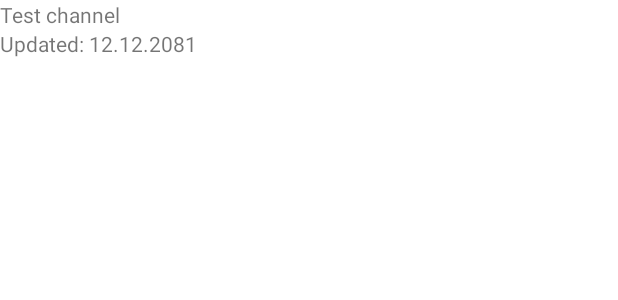
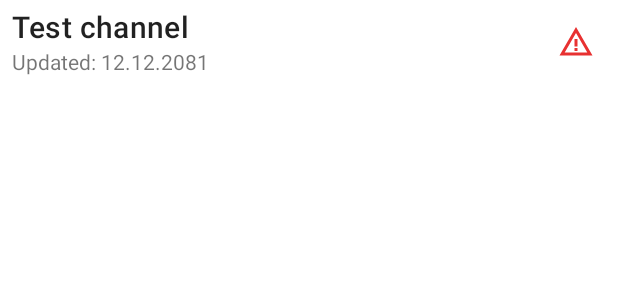
Before and after one commit to Risto12/alien_news, an Android app: the layout news_channel_holder.xml on its own in the app's theme, with its tools: preview values and no code run, on a phone screen of 412 x 824 dp. Shown: the top 300 px of the screen. Run offline under Robolectric (Android 15) with nearby library versions, the phone set to English and light mode, and no system bars.

```diff
--- /dev/null
+++ b/app/src/main/res/drawable/ic_braking_news.xml
@@ -0,0 +1,7 @@
+<vector android:height="24dp" android:tint="#E83131"
+    android:viewportHeight="24" android:viewportWidth="24"
+    android:width="24dp" xmlns:android="http://schemas.android.com/apk/res/android">
+    <path android:fillColor="@android:color/white" android:pathData="M12,5.99L19.53,19H4.47L12,5.99M12,2L1,21h22L12,2L12,2z"/>
+    <path android:fillColor="@android:color/white" android:pathData="M13,16l-2,0l0,2l2,0z"/>
+    <path android:fillColor="@android:color/white" android:pathData="M13,10l-2,0l0,5l2,0z"/>
+</vector>
--- a/app/src/main/res/layout/news_channel_holder.xml
+++ b/app/src/main/res/layout/news_channel_holder.xml
@@ -1,20 +1,45 @@
 <?xml version="1.0" encoding="utf-8"?>
-<androidx.appcompat.widget.LinearLayoutCompat xmlns:android="http://schemas.android.com/apk/res/android"
-    android:layout_width="wrap_content"
-    android:layout_height="wrap_content"
-    android:orientation="vertical"
-    >
+<androidx.constraintlayout.widget.ConstraintLayout xmlns:android="http://schemas.android.com/apk/res/android"
+    xmlns:app="http://schemas.android.com/apk/res-auto"
+    xmlns:tools="http://schemas.android.com/tools"
+    android:id="@+id/linearLayoutCompat"
+    android:layout_width="match_parent"
+    android:layout_height="wrap_content">
 
     <TextView
-        android:id="@+id/newsChannelHolderChannel"
-        android:layout_width="wrap_content"
+        android:id="@+id/newsChannelName"
+        android:layout_width="0dp"
         android:layout_height="wrap_content"
-        android:text="@string/channel_name" />
+        android:layout_marginStart="8dp"
+        android:layout_marginTop="4dp"
+        android:text="@string/channel_name"
+        android:textAppearance="?attr/textAppearanceHeadline6"
+        app:layout_constraintBottom_toTopOf="@+id/newsChannelLatestUpdate"
+        app:layout_constraintEnd_toStartOf="@+id/newChannelBrakingNews"
+        app:layout_constraintStart_toStartOf="parent"
+        app:layout_constraintTop_toTopOf="parent"
+        app:layout_constraintVertical_chainStyle="packed" />
 
     <TextView
         android:id="@+id/newsChannelLatestUpdate"
+        android:layout_width="0dp"
+        android:layout_height="wrap_content"
+        android:layout_marginStart="8dp"
+        android:layout_marginTop="8dp"
+        android:text="@string/latest_update"
+        app:layout_constraintBottom_toBottomOf="parent"
+        app:layout_constraintEnd_toStartOf="@+id/newChannelBrakingNews"
+        app:layout_constraintStart_toStartOf="parent"
+        app:layout_constraintTop_toTopOf="@+id/newsChannelName" />
+
+    <ImageView
+        android:id="@+id/newChannelBrakingNews"
         android:layout_width="wrap_content"
         android:layout_height="wrap_content"
-        android:text="@string/latest_update"
-        />
-</androidx.appcompat.widget.LinearLayoutCompat>
+        android:layout_marginEnd="16dp"
+        app:layout_constraintBottom_toBottomOf="parent"
+        app:layout_constraintEnd_toEndOf="parent"
+        app:layout_constraintTop_toTopOf="parent"
+        app:layout_constraintVertical_bias="0.347"
+        app:srcCompat="@drawable/ic_braking_news" />
+</androidx.constraintlayout.widget.ConstraintLayout>
```
Also changed, not shown: app/src/main/java/com/madeThisUp/alienNews/fragments/NewsChannelFragment.kt (+41 -10 lines).
